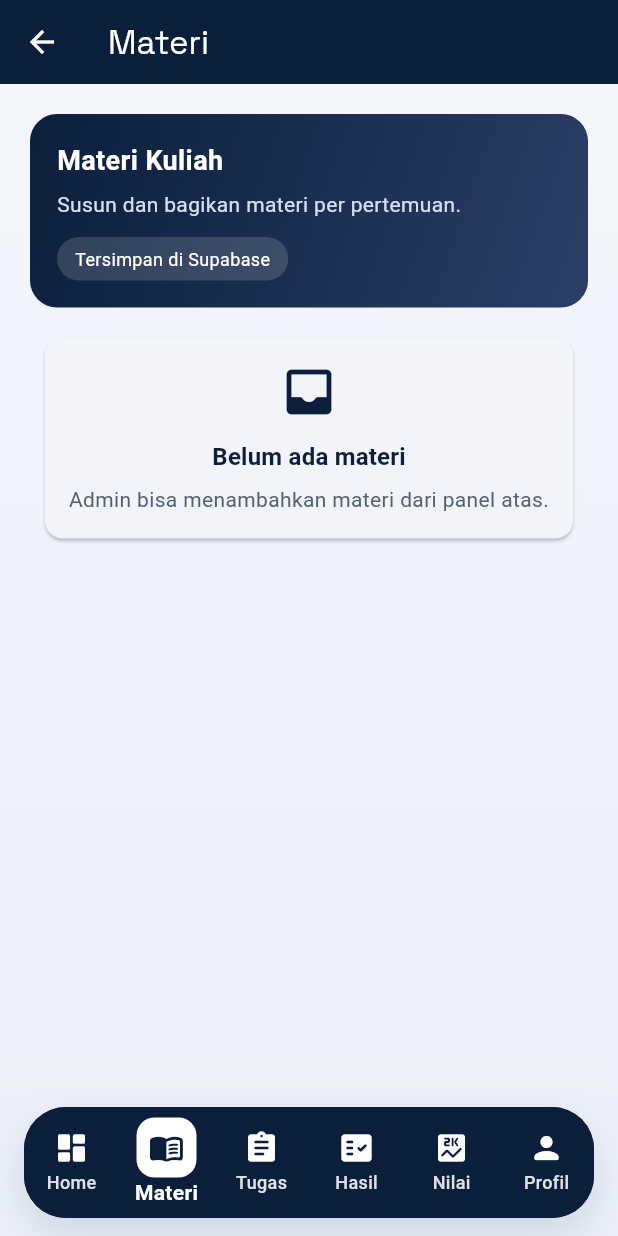
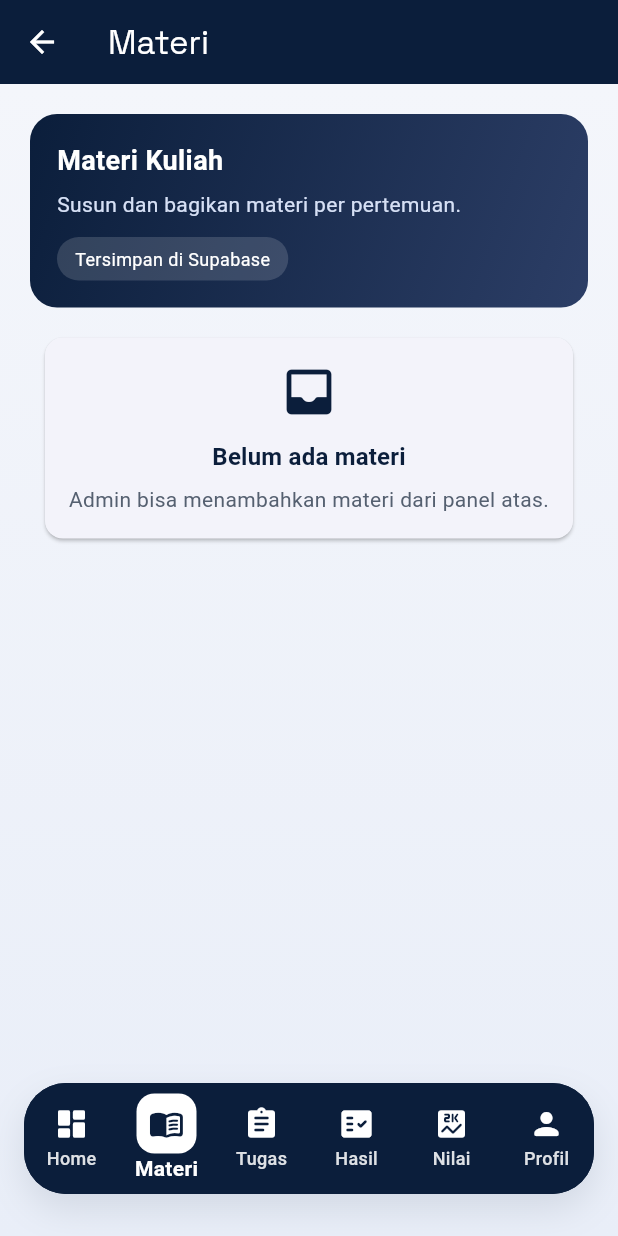
Before and after one commit to dafanusa/projectkuliah, a Flutter app: the NavigationView screen opened by its route, item 2 of the bottom bar chosen, on a phone screen of 412 x 824 dp. Run offline on Flutter 3.47's test engine with Material 3 defaults, Android fonts, the light colour scheme and no system bars; our stand-ins replace get, google_fonts, supabase_flutter; missing offline and left inert: file_selector; accounts and stored records are empty.

Commit message:
update navigation

```diff
--- a/lib/app/modules/navigation/views/navigation_view.dart
+++ b/lib/app/modules/navigation/views/navigation_view.dart
@@ -35,6 +35,8 @@ class NavigationView extends GetView<NavigationController> {
 
     return Obx(() {
       final index = controller.currentIndex.value;
+      final bottomInset = MediaQuery.of(context).padding.bottom;
+      const navHeight = 84.0;
       return Scaffold(
         extendBody: true,
         appBar: AppBar(
@@ -64,6 +66,8 @@ class NavigationView extends GetView<NavigationController> {
               end: Alignment.bottomCenter,
             ),
           ),
+          child: Padding(
+            padding: EdgeInsets.only(bottom: navHeight + bottomInset + 8),
             child: AnimatedSwitcher(
               duration: const Duration(milliseconds: 280),
               switchInCurve: Curves.easeOutCubic,
@@ -85,9 +89,11 @@ class NavigationView extends GetView<NavigationController> {
               ),
             ),
           ),
+        ),
         bottomNavigationBar: SafeArea(
-          minimum: const EdgeInsets.fromLTRB(16, 0, 16, 12),
+          minimum: const EdgeInsets.fromLTRB(16, 0, 16, 20),
           child: Container(
+            margin: const EdgeInsets.only(bottom: 8),
             decoration: BoxDecoration(
               color: AppColors.navy,
               borderRadius: BorderRadius.circular(28),
```
Lines whose indentation alone changed are shown as unchanged.
